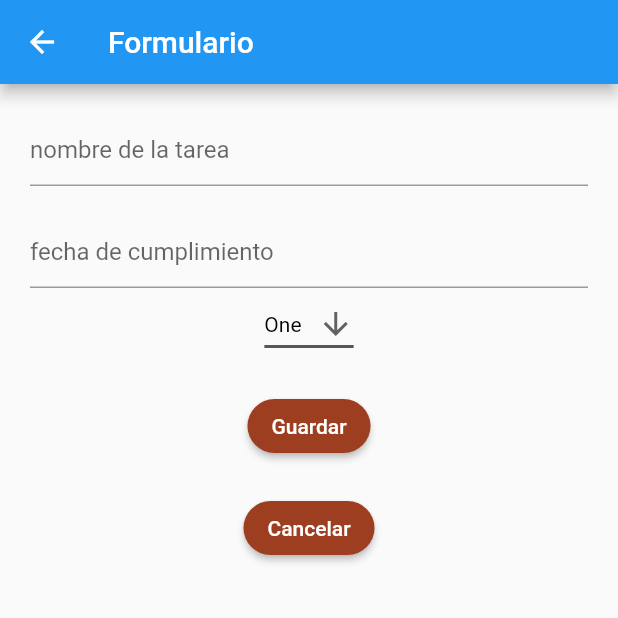
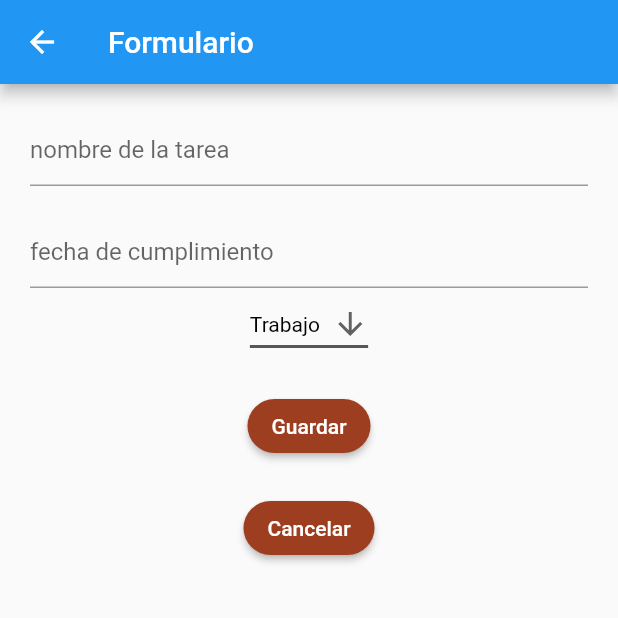
Before and after one commit to Camila-Negron/practica1, a Flutter app: the Formulario screen opened by its route, on a phone screen of 412 x 824 dp, the top half of it. Run offline on Flutter 3.47's test engine with Material 2 defaults, Android fonts, the phone set to English and light mode, and no system bars.

Commit message:
etiquetas definidas

```diff
--- a/lib/formulario.dart
+++ b/lib/formulario.dart
@@ -7,7 +7,7 @@ class Formulario extends StatefulWidget {
   static final nombrePagina = "formulario";
 }
 
-const List<String> list = <String>['One', 'Two', 'Three', 'Four'];
+const List<String> list = <String>['Trabajo', 'Casa', 'Personal'];
 
 class _FormularioState extends State<Formulario> {
   final idForm = GlobalKey<FormState>();
```
